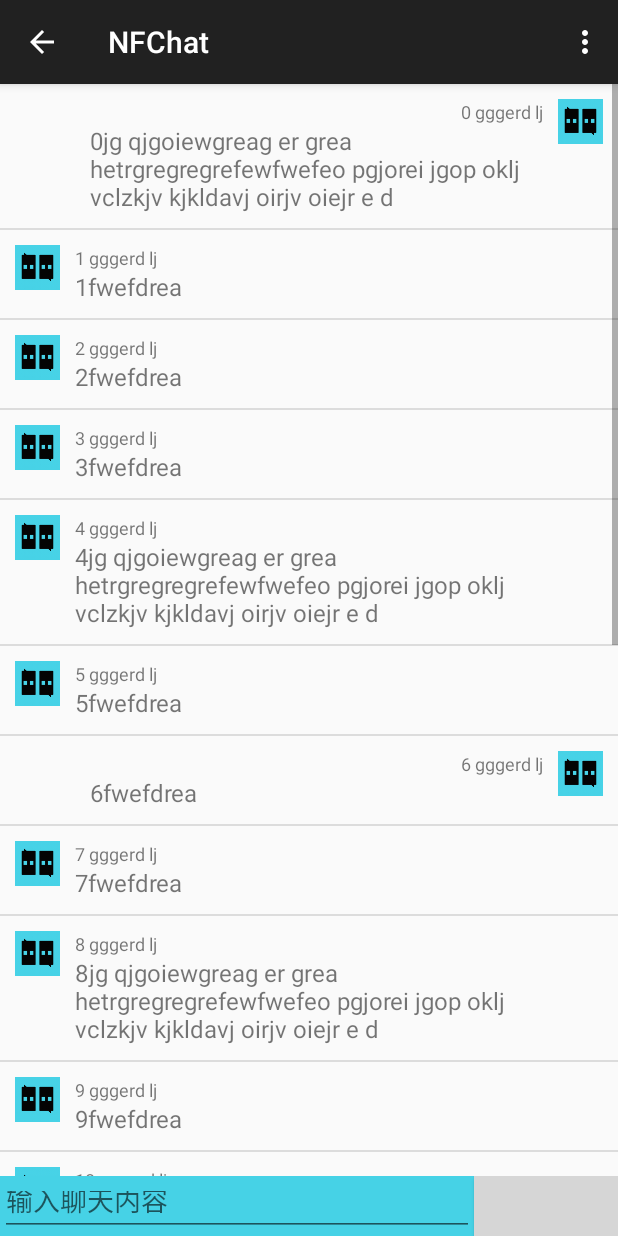
After one commit to WeijunDeng/NFChat, an Android app: the fragment ChatFragment placed in its activity, on a phone screen of 412 x 824 dp. The commit adds this screen. Run offline under Robolectric (Android 15) with nearby library versions, the phone set to English and light mode, and no system bars; libraries missing offline, so code that uses them is left out: com.avos.avoscloud; 1 statement that could not run was skipped; grey boxes are pictures that could not be loaded.

Commit message:
实现聊天逻辑

```diff
--- /dev/null
+++ b/app/src/main/java/me/weijun/nfchat/ChatClient.java
@@ -0,0 +1,102 @@
+package me.weijun.nfchat;
+
+import com.avos.avoscloud.AVException;
+import com.avos.avoscloud.AVObject;
+import com.avos.avoscloud.AVQuery;
+import com.avos.avoscloud.FindCallback;
+import com.avos.avoscloud.im.v2.AVIMClient;
+import com.avos.avoscloud.im.v2.AVIMConversation;
+import com.avos.avoscloud.im.v2.AVIMConversationQuery;
+import com.avos.avoscloud.im.v2.AVIMMessage;
+import com.avos.avoscloud.im.v2.callback.AVIMClientCallback;
+import com.avos.avoscloud.im.v2.callback.AVIMConversationCallback;
+import com.avos.avoscloud.im.v2.callback.AVIMConversationCreatedCallback;
+import com.avos.avoscloud.im.v2.callback.AVIMConversationQueryCallback;
+
+import java.util.ArrayList;
+import java.util.HashMap;
+import java.util.List;
+import java.util.Map;
+
+import me.weijun.nfchat.model.NFUser;
+
+/**
+ * Created by WeijunDeng on 2015/4/20.
+ * 使用枚举实现单例模式
+ */
+public enum ChatClient {
+
+    instance;
+
+    private static AVIMClient imClient;
+
+    public static void open(final AVIMClientCallback imClientCallback) {
+        imClient = AVIMClient.getInstance(NFUser.getCurrentUser().getUserId() + "");
+        imClient.open(imClientCallback);
+    }
+
+    public static void findAllConversation(final FindCallback<AVObject>  findCallback) {
+        AVQuery<AVObject> query = new AVQuery<>("_Conversation");
+        query.findInBackground(findCallback);
+    }
+
+    public static AVIMConversation getConversation(String objectId) {
+        return imClient.getConversation(objectId);
+    }
+
+    public static void createConversation(final AVIMConversationCreatedCallback imConversationCreatedCallback) {
+        final List<String> clientIds = new ArrayList<>();
+        clientIds.add(NFUser.getCurrentUser().getUserId() + "");
+
+        AVIMConversationQuery conversationQuery = imClient.getQuery();
+        conversationQuery.whereEqualTo("c", NFUser.getCurrentUser().getUserId() + "");
+        conversationQuery.setLimit(1);
+
+        conversationQuery.findInBackground(new AVIMConversationQueryCallback() {
+            @Override
+            public void done(List<AVIMConversation> imConversations, AVException e) {
+                if (e == null) {
+                    if (imConversations.size() == 0) {
+                        Map<String, Object> ConversationTypeGroup = new HashMap<>();
+                        ConversationTypeGroup.put("type", 1);
+
+                        imClient.createConversation(clientIds, ConversationTypeGroup, imConversationCreatedCallback);
+                    } else {
+                        imConversationCreatedCallback.done(imConversations.get(0), null);
+                    }
+                }
+            }
+        });
+    }
+
+    public static void joinConversation(final AVIMConversation conversation, final AVIMConversationCallback imConversationCallback) {
+        conversation.join(imConversationCallback);
+    }
+
+//    public static void joinTagIdConversation(final String tagId, final AVIMConversationCallback imConversationCallback) {
+//        AVQuery<NFUser> query = NFUser.getUserQuery(NFUser.class);
+//        query.whereEqualTo("username", tagId);
+//        query.setLimit(1);
+//        query.findInBackground(new FindCallback<NFUser>() {
+//            @Override
+//            public void done(List<NFUser> nfUsers, AVException e) {
+//                if (e == null) {
+//
+//                }
+//                else {
+//
+//                }
+//            }
+//        });
+//    }
+
+    public static void sendMessage(final String message, final AVIMConversation conversation, final AVIMConversationCallback imConversationCallback) {
+        AVIMMessage imMessage = new AVIMMessage();
+        imMessage.setContent(message);
+        conversation.sendMessage(imMessage, imConversationCallback);
+    }
+
+    public static void close(AVIMClientCallback avimClientCallback) {
+        imClient.close(avimClientCallback);
+    }
+}
--- /dev/null
+++ b/app/src/main/java/me/weijun/nfchat/fragment/BaseFragment.java
@@ -0,0 +1,18 @@
+package me.weijun.nfchat.fragment;
+
+import android.support.v4.app.Fragment;
+
+import me.weijun.nfchat.R;
+
+/**
+ * Created by WeijunDeng on 2015/4/19.
+ *
+ */
+public class BaseFragment extends Fragment {
+
+    protected void pushFragment(Fragment fragment) {
+        if (getActivity() != null) {
+            getActivity().getSupportFragmentManager().beginTransaction().replace(R.id.container, fragment).addToBackStack(null).commit();
+        }
+    }
+}
--- /dev/null
+++ b/app/src/main/java/me/weijun/nfchat/fragment/ChatFragment.java
@@ -0,0 +1,96 @@
+package me.weijun.nfchat.fragment;
+
+import android.os.Bundle;
+import android.view.LayoutInflater;
+import android.view.View;
+import android.view.ViewGroup;
+import android.widget.BaseAdapter;
+import android.widget.EditText;
+import android.widget.ListView;
+import android.widget.TextView;
+
+import com.avos.avoscloud.AVException;
+import com.avos.avoscloud.im.v2.AVIMConversation;
+import com.avos.avoscloud.im.v2.callback.AVIMConversationCallback;
+
+import me.weijun.nfchat.ChatClient;
+import me.weijun.nfchat.MyUtils;
+import me.weijun.nfchat.R;
+import me.weijun.nfchat.activity.MainActivity;
+
+/**
+ * Created by WeijunDeng on 2015/4/19.
+ */
+public class ChatFragment extends BaseFragment {
+
+    private ListView listView;
+
+    private AVIMConversation avimConversation;
+
+    public void setAvimConversation(AVIMConversation avimConversation) {
+        this.avimConversation = avimConversation;
+    }
+
+    @Override
+    public View onCreateView(LayoutInflater inflater, ViewGroup container,
+                             Bundle savedInstanceState) {
+        super.onCreateView(inflater, container, savedInstanceState);
+        ((MainActivity) getActivity()).getSupportActionBar().setDisplayHomeAsUpEnabled(true);
+        View rootView = inflater.inflate(R.layout.fragment_chat, container, false);
+        listView = (ListView) rootView.findViewById(R.id.chat_listView);
+        listView.setAdapter(new BaseAdapter() {
+            @Override
+            public int getCount() {
+                return 20;
+            }
+
+            @Override
+            public Object getItem(int position) {
+                return null;
+            }
+
+            @Override
+            public long getItemId(int position) {
+                return 0;
+            }
+
+            @Override
+            public View getView(int position, View convertView, ViewGroup parent) {
+                if (convertView == null) {
+                    if (position % 6 == 0) {
+                        convertView = View.inflate(getActivity(), R.layout.chat_item_text_right, null);
+                    } else {
+                        convertView = View.inflate(getActivity(), R.layout.chat_item_text_left, null);
+                    }
+                }
+                ((TextView) convertView.findViewById(R.id.name_textView)).setText(position + " gggerd lj");
+                if (position % 4 == 0) {
+                    ((TextView) convertView.findViewById(R.id.message_textView)).setText(position + "jg qjgoiewgreag er grea hetrgregregrefewfwefeo pgjorei jgop oklj vclzkjv kjkldavj oirjv oiejr e d ");
+                } else {
+                    ((TextView) convertView.findViewById(R.id.message_textView)).setText(position + "fwefdrea ");
+                }
+
+                return convertView;
+            }
+        });
+        final EditText messageEditText = (EditText) rootView.findViewById(R.id.edit_message_editText);
+        rootView.findViewById(R.id.send_message_button).setOnClickListener(new View.OnClickListener() {
+            @Override
+            public void onClick(View v) {
+                ChatClient.sendMessage(messageEditText.getText().toString(), avimConversation, new AVIMConversationCallback() {
+                    @Override
+                    public void done(AVException e) {
+                        if (e == null) {
+                            MyUtils.Toast("发送成功");
+                        } else {
+                            MyUtils.Toast("发送失败");
+                        }
+                    }
+                });
+            }
+        });
+        return rootView;
+    }
+
+
+}
--- a/app/src/main/java/me/weijun/nfchat/fragment/TagListFragment.java
+++ b/app/src/main/java/me/weijun/nfchat/fragment/TagListFragment.java
@@ -1,8 +1,6 @@
 package me.weijun.nfchat.fragment;
 
 import android.os.Bundle;
-import android.support.annotation.Nullable;
-import android.support.v4.app.Fragment;
 import android.view.LayoutInflater;
 import android.view.View;
 import android.view.ViewGroup;
@@ -12,37 +10,53 @@ import android.widget.ListView;
 import android.widget.TextView;
 
 import com.avos.avoscloud.AVException;
+import com.avos.avoscloud.AVObject;
 import com.avos.avoscloud.FindCallback;
+import com.avos.avoscloud.im.v2.AVIMClient;
+import com.avos.avoscloud.im.v2.AVIMConversation;
+import com.avos.avoscloud.im.v2.callback.AVIMClientCallback;
+import com.avos.avoscloud.im.v2.callback.AVIMConversationCallback;
+import com.avos.avoscloud.im.v2.callback.AVIMConversationCreatedCallback;
 
 import java.util.List;
 
+import me.weijun.nfchat.ChatClient;
 import me.weijun.nfchat.MyUtils;
 import me.weijun.nfchat.R;
-import me.weijun.nfchat.model.NFUser;
+import me.weijun.nfchat.activity.MainActivity;
 
 /**
  * Created by WeijunDeng on 2015/4/19.
- *
  */
-public class TagListFragment extends Fragment {
+public class TagListFragment extends BaseFragment {
 
     private ListView listView;
-    private List<NFUser> users;
+    private List<AVObject> conversationObjects;
 
     @Override
-    public View onCreateView(LayoutInflater inflater, @Nullable ViewGroup container, @Nullable Bundle savedInstanceState) {
+    public View onCreateView(LayoutInflater inflater, ViewGroup container, Bundle savedInstanceState) {
         super.onCreateView(inflater, container, savedInstanceState);
+        ((MainActivity) getActivity()).getSupportActionBar().setDisplayHomeAsUpEnabled(false);
         View rootView = inflater.inflate(R.layout.fragment_taglist, container, false);
-        listView = (ListView)rootView.findViewById(R.id.tag_listView);
-        NFUser.getAllUser(new FindCallback<NFUser>() {
+        listView = (ListView) rootView.findViewById(R.id.tag_listView);
+        ChatClient.open(new AVIMClientCallback() {
             @Override
-            public void done(List<NFUser> nfUsers, AVException e) {
-                if (e == null && nfUsers != null && nfUsers.size() > 0) {
-                    users = nfUsers;
+            public void done(AVIMClient avimClient, AVException e) {
+                if (e == null) {
+                    MyUtils.Toast("连接成功");
+                    ChatClient.createConversation(new AVIMConversationCreatedCallback() {
+                        @Override
+                        public void done(AVIMConversation conversation, AVException e) {
+                            if (e == null) {
+                                ChatClient.findAllConversation(new FindCallback<AVObject>() {
+                                    @Override
+                                    public void done(List<AVObject> avObjects, AVException e) {
+                                        if (e == null) {
+                                            conversationObjects = avObjects;
                                             listView.setAdapter(new BaseAdapter() {
                                                 @Override
                                                 public int getCount() {
-                            return users.size();
+                                                    return conversationObjects.size();
                                                 }
 
                                                 @Override
@@ -60,19 +74,39 @@ public class TagListFragment extends Fragment {
                                                     if (convertView == null) {
                                                         convertView = View.inflate(getActivity(), R.layout.taglist_item, null);
                                                     }
-                            ((TextView)convertView.findViewById(R.id.textView)).setText(users.get(position).getUserId() +"");
+//                                                    ((TextView) convertView.findViewById(R.id.textView)).setText(imConversations.get(position).getCreator() + "");
+                                                    ((TextView) convertView.findViewById(R.id.textView)).setText(conversationObjects.get(position).getObjectId());
                                                     return convertView;
                                                 }
                                             });
                                             listView.setOnItemClickListener(new AdapterView.OnItemClickListener() {
                                                 @Override
                                                 public void onItemClick(AdapterView<?> parent, View view, int position, long id) {
-                            MyUtils.Toast("点击"+position);
+                                                    MyUtils.Toast("点击" + position);
+                                                    final AVIMConversation conversation = ChatClient.getConversation(conversationObjects.get(position).getObjectId());
+                                                    ChatClient.joinConversation(conversation, new AVIMConversationCallback() {
+                                                        @Override
+                                                        public void done(AVException e) {
+                                                            if (e == null) {
+                                                                ChatFragment fragment = new ChatFragment();
+                                                                fragment.setAvimConversation(conversation);
+                                                                pushFragment(fragment);
+                                                            }
+                                                            else {
+                                                                MyUtils.Toast(e.getCode() + e.getMessage());
+                                                            }
                                                         }
                                                     });
                                                 }
-                else if (e != null) {
-                    MyUtils.Toast("获取列表失败" + e.getCode());
+                                            });
+                                        }
+                                    }
+                                });
+                            }
+                        }
+                    });
+                } else {
+                    MyUtils.Toast("连接失败：" + e.getCode() + e.getMessage());
                 }
             }
         });
--- /dev/null
+++ b/app/src/main/res/layout/chat_item_text_left.xml
@@ -0,0 +1,47 @@
+<?xml version="1.0" encoding="utf-8"?>
+<RelativeLayout xmlns:android="http://schemas.android.com/apk/res/android"
+    android:layout_width="match_parent"
+    android:layout_height="wrap_content">
+
+    <RelativeLayout
+        android:layout_width="match_parent"
+        android:layout_height="wrap_content"
+        android:layout_margin="10dp">
+
+        <ImageView
+            android:id="@+id/imageView"
+            android:layout_width="30dp"
+            android:layout_height="30dp"
+            android:layout_alignParentLeft="true"
+            android:layout_alignParentStart="true"
+            android:layout_alignParentTop="true"
+            android:layout_marginEnd="10dp"
+            android:layout_marginRight="10dp"
+            android:src="@drawable/icon180" />
+
+        <TextView
+            android:id="@+id/name_textView"
+            android:layout_width="wrap_content"
+            android:layout_height="wrap_content"
+            android:layout_marginEnd="50dp"
+            android:layout_marginRight="50dp"
+            android:layout_toEndOf="@+id/imageView"
+            android:layout_toRightOf="@+id/imageView"
+            android:text="123"
+            android:textSize="12sp" />
+
+        <TextView
+            android:id="@+id/message_textView"
+            android:layout_width="match_parent"
+            android:layout_height="wrap_content"
+            android:layout_alignLeft="@+id/name_textView"
+            android:layout_alignParentBottom="true"
+            android:layout_alignStart="@+id/name_textView"
+            android:layout_below="@+id/name_textView"
+            android:layout_marginEnd="50dp"
+            android:layout_marginRight="50dp"
+            android:text="651956191fewf651956191fewf651956191fewf651956191fewf"
+            android:textSize="16sp" />
+    </RelativeLayout>
+
+</RelativeLayout>
--- /dev/null
+++ b/app/src/main/res/layout/chat_item_text_right.xml
@@ -0,0 +1,47 @@
+<?xml version="1.0" encoding="utf-8"?>
+<RelativeLayout xmlns:android="http://schemas.android.com/apk/res/android"
+    android:layout_width="match_parent"
+    android:layout_height="wrap_content">
+
+    <RelativeLayout
+        android:layout_width="match_parent"
+        android:layout_height="wrap_content"
+        android:layout_margin="10dp">
+
+        <ImageView
+            android:id="@+id/imageView"
+            android:layout_width="30dp"
+            android:layout_height="30dp"
+            android:layout_alignParentEnd="true"
+            android:layout_alignParentRight="true"
+            android:layout_alignParentTop="true"
+            android:layout_marginStart="10dp"
+            android:layout_marginLeft="10dp"
+            android:src="@drawable/icon180" />
+
+        <TextView
+            android:id="@+id/name_textView"
+            android:layout_width="wrap_content"
+            android:layout_height="wrap_content"
+            android:layout_marginLeft="50dp"
+            android:layout_marginStart="50dp"
+            android:layout_toLeftOf="@+id/imageView"
+            android:layout_toStartOf="@+id/imageView"
+            android:text="123"
+            android:textSize="12sp" />
+
+        <TextView
+            android:id="@+id/message_textView"
+            android:layout_width="match_parent"
+            android:layout_height="wrap_content"
+            android:layout_alignRight="@+id/name_textView"
+            android:layout_alignParentBottom="true"
+            android:layout_alignEnd="@+id/name_textView"
+            android:layout_below="@+id/name_textView"
+            android:layout_marginStart="50dp"
+            android:layout_marginLeft="50dp"
+            android:text="651956191fewf651956191fewf651956191fewf651956191fewf"
+            android:textSize="16sp" />
+    </RelativeLayout>
+
+</RelativeLayout>
--- a/app/src/main/res/layout/fragment_chat.xml
+++ b/app/src/main/res/layout/fragment_chat.xml
@@ -1,11 +1,41 @@
 <?xml version="1.0" encoding="utf-8"?>
-<LinearLayout xmlns:android="http://schemas.android.com/apk/res/android"
+<RelativeLayout xmlns:android="http://schemas.android.com/apk/res/android"
     android:layout_width="match_parent"
-    android:layout_height="match_parent">
+    android:layout_height="match_parent"
+    android:orientation="vertical">
 
     <ListView
         android:id="@+id/chat_listView"
-        android:layout_width="wrap_content"
-        android:layout_height="wrap_content" />
+        android:layout_width="match_parent"
+        android:layout_height="match_parent"
+        android:layout_above="@+id/send_layout" />
 
-</LinearLayout>
+    <RelativeLayout
+        android:id="@+id/send_layout"
+        android:layout_width="match_parent"
+        android:layout_height="40dp"
+        android:background="@color/theme_main"
+        android:layout_alignParentBottom="true">
+
+        <EditText
+            android:id="@+id/edit_message_editText"
+            android:layout_width="match_parent"
+            android:layout_height="match_parent"
+            android:layout_toLeftOf="@+id/send_message_button"
+            android:layout_toStartOf="@+id/send_message_button"
+
+            android:hint="输入聊天内容" />
+
+        <Button
+            android:id="@+id/send_message_button"
+            android:layout_width="wrap_content"
+            android:layout_height="match_parent"
+            android:layout_alignParentEnd="true"
+            android:layout_alignParentRight="true"
+            android:layout_centerVertical="true"
+            android:background="@drawable/button_background"
+            android:text="发送" />
+    </RelativeLayout>
+
+
+</RelativeLayout>
```
Also changed, not shown: app/src/main/java/me/weijun/nfchat/NfcHelper.java (+4 -3 lines), app/src/main/java/me/weijun/nfchat/activity/MainActivity.java (+23 -5 lines), app/src/main/java/me/weijun/nfchat/fragment/LoginFragment.java (+5 -6 lines), app/src/main/java/me/weijun/nfchat/fragment/MainFragment.java (deleted, +0 -117 lines), app/src/main/java/me/weijun/nfchat/model/NFUser.java (+18 -4 lines), app/src/main/res/layout/fragment_main.xml (deleted, +0 -47 lines). Lines whose indentation alone changed are shown as unchanged.
